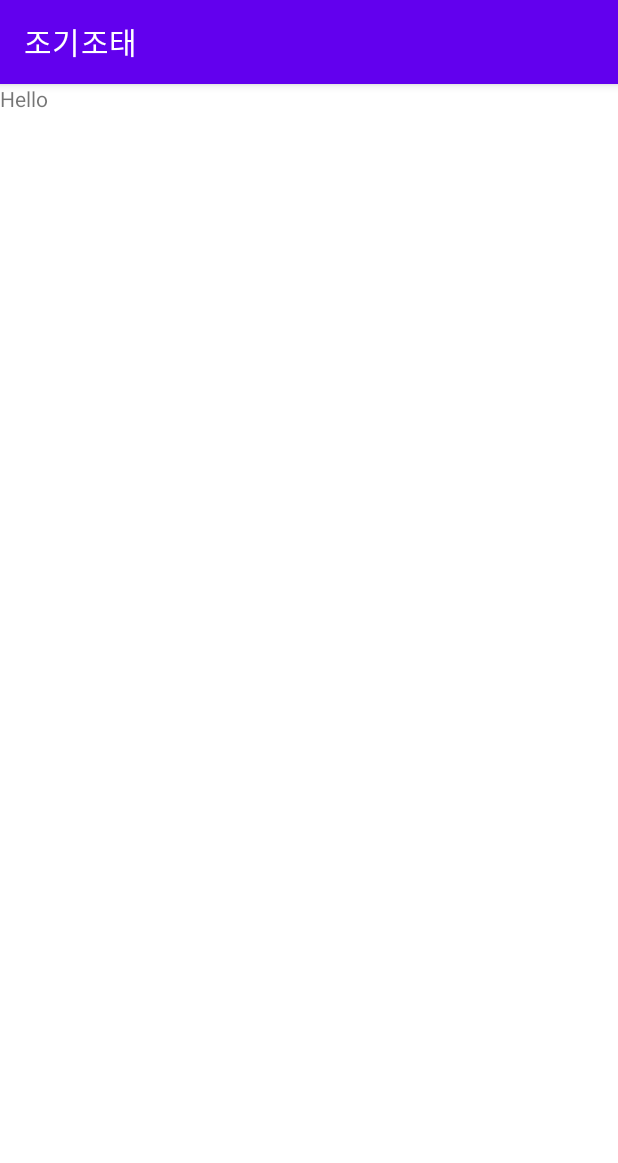
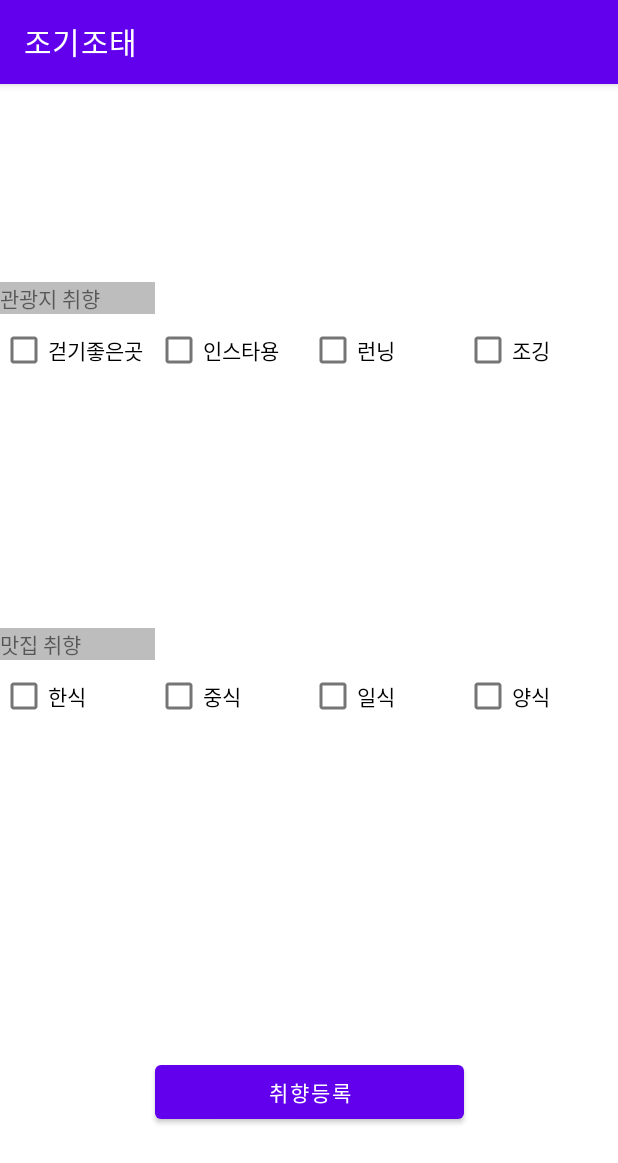
Before and after one commit to Jaeyong1114/jogijotae, an Android app: the User_interest screen opened directly, with no data from a screen before it, on a phone screen of 412 x 824 dp. Shown: the top 1163 px of the screen. Run offline under Robolectric (Android 15) with nearby library versions, the phone set to English and light mode, and no system bars; our stand-ins replace Firebase (no records; nobody signed in at launch, a user with empty details on screens opened directly).

Commit message:
인터레스트

```diff
--- a/app/src/main/java/com/examples/jogijotae/Naver_information.java
+++ b/app/src/main/java/com/examples/jogijotae/Naver_information.java
@@ -70,6 +70,11 @@ public class Naver_information extends AppCompatActivity {
                             public void onSuccess(Void aVoid) {
                                 startToast("회원정보 등록을 성공하였습니다.");
                                 Intent intent = new Intent(Naver_information.this, User_interest.class);
+                                intent.putExtra("email", email);
+                                intent.putExtra("birthyear", birthyear);
+                                intent.putExtra("gender", gender);
+                                intent.putExtra("name", name);
+                                intent.putExtra("mobile", mobile);
                                 startActivity(intent);
                             }
                         })
--- a/app/src/main/java/com/examples/jogijotae/User_interest.java
+++ b/app/src/main/java/com/examples/jogijotae/User_interest.java
@@ -1,14 +1,108 @@
 package com.examples.jogijotae;
 
+import androidx.annotation.NonNull;
 import androidx.appcompat.app.AppCompatActivity;
 
+import android.content.Intent;
 import android.os.Bundle;
+import android.util.Log;
+import android.view.View;
+import android.widget.Button;
+import android.widget.CheckBox;
+import android.widget.Toast;
 
-public class User_interest extends AppCompatActivity {
+import com.google.android.gms.tasks.OnFailureListener;
+import com.google.android.gms.tasks.OnSuccessListener;
+import com.google.firebase.auth.FirebaseAuth;
+import com.google.firebase.auth.FirebaseUser;
+import com.google.firebase.firestore.FirebaseFirestore;
+
+public class User_interest extends AppCompatActivity implements View.OnClickListener {
+
+    private static final String TAG = "User_interest";
+
+    CheckBox UI_check_place01, UI_check_place02, UI_check_place03, UI_check_place04;
+    CheckBox UI_check_restarant01, UI_check_restarant02, UI_check_restarant03, UI_check_restarant04;
+    Button UI_btn;
 
     @Override
     protected void onCreate(Bundle savedInstanceState) {
         super.onCreate(savedInstanceState);
         setContentView(R.layout.user_interest);
+
+        UI_check_place01 = findViewById(R.id.UI_check_place01);
+        UI_check_place02 = findViewById(R.id.UI_check_place02);
+        UI_check_place03 = findViewById(R.id.UI_check_place03);
+        UI_check_place04 = findViewById(R.id.UI_check_place04);
+
+        UI_check_restarant01 = findViewById(R.id.UI_check_restarant01);
+        UI_check_restarant02 = findViewById(R.id.UI_check_restarant02);
+        UI_check_restarant03 = findViewById(R.id.UI_check_restarant03);
+        UI_check_restarant04 = findViewById(R.id.UI_check_restarant04);
+
+        UI_btn = findViewById(R.id.UI_btn);
+        UI_btn.setOnClickListener(this);
+    }
+
+    @Override
+    public void onClick(View v) {
+        FirebaseUser user = FirebaseAuth.getInstance().getCurrentUser();
+        FirebaseFirestore db = FirebaseFirestore.getInstance();
+
+        Intent data_recevie = getIntent();
+
+        String email = data_recevie.getStringExtra("email");
+        String name = data_recevie.getStringExtra("name");
+        String birthyear = data_recevie.getStringExtra("birthyear");
+        String gender = data_recevie.getStringExtra("gender");
+        String mobile = data_recevie.getStringExtra("mobile");
+
+        String place01, place02, place03, place04, restarant01, restarant02, restarant03, restarant04 = "";
+
+            place01 = UI_check_place01.getText().toString();
+
+
+            place02 = UI_check_place02.getText().toString();
+
+
+            place03 = UI_check_place03.getText().toString();
+
+
+            place04 = UI_check_place04.getText().toString();
+
+
+            restarant01 = UI_check_restarant01.getText().toString();
+
+
+            restarant02 = UI_check_restarant02.getText().toString();
+
+
+            restarant03 = UI_check_restarant03.getText().toString();
+
+
+            restarant04 = UI_check_restarant04.getText().toString();
+
+
+        Interest Interest = new Interest(place01, place02, place03, place04, restarant01, restarant02, restarant03, restarant04, name, gender, birthyear, mobile);
+        db.collection("users").document(email).set(Interest)
+                .addOnSuccessListener(new OnSuccessListener<Void>() {
+
+                    @Override
+                    public void onSuccess(Void aVoid) {
+                        startToast("회원정보 등록을 성공하였습니다.");
+                        Intent intent = new Intent(User_interest.this, User_interest.class);
+                        startActivity(intent);
+                    }
+                })
+                .addOnFailureListener(new OnFailureListener() {
+                    @Override
+                    public void onFailure(@NonNull Exception e) {
+                        startToast("회원정보 등록에 실패하였습니다.");
+                        Log.w(TAG, "Error writing document", e);
+                    }
+                });
+    }
+    private void startToast(String msg){
+        Toast.makeText(this, msg, Toast.LENGTH_SHORT).show();
     }
 }
--- a/app/src/main/java/com/examples/jogijotae/naver_login.java
+++ b/app/src/main/java/com/examples/jogijotae/naver_login.java
@@ -2,7 +2,6 @@ package com.examples.jogijotae;
 
 public class naver_login {
     String name;
-
     String gender;
     String birthyear;
     String mobile;
@@ -16,10 +15,6 @@ public class naver_login {
     public void setName(String name) {
         this.name = name;
     }
-
-
-
-
 
     public String getGender() {
         return gender;
@@ -47,7 +42,6 @@ public class naver_login {
 
     public naver_login(String name,  String gender, String birthyear, String mobile) {
         this.name = name;
-
         this.gender = gender;
         this.birthyear = birthyear;
         this.mobile = mobile;
--- a/app/src/main/res/layout/user_interest.xml
+++ b/app/src/main/res/layout/user_interest.xml
@@ -6,11 +6,148 @@
     android:layout_height="match_parent"
     tools:context=".User_interest">
 
+    <androidx.constraintlayout.widget.Guideline
+        android:id="@+id/guideline1"
+        android:layout_width="wrap_content"
+        android:layout_height="wrap_content"
+        android:orientation="horizontal"
+        app:layout_constraintGuide_percent="0.20" />
+
+    <androidx.constraintlayout.widget.Guideline
+        android:id="@+id/guideline2"
+        android:layout_width="wrap_content"
+        android:layout_height="wrap_content"
+        android:orientation="vertical"
+        app:layout_constraintGuide_percent="0.25" />
+
+    <androidx.constraintlayout.widget.Guideline
+        android:id="@+id/guideline3"
+        android:layout_width="wrap_content"
+        android:layout_height="wrap_content"
+        android:orientation="vertical"
+        app:layout_constraintGuide_percent="0.50" />
+
+    <androidx.constraintlayout.widget.Guideline
+        android:id="@+id/guideline4"
+        android:layout_width="wrap_content"
+        android:layout_height="wrap_content"
+        android:orientation="vertical"
+        app:layout_constraintGuide_percent="0.75" />
+
+    <androidx.constraintlayout.widget.Guideline
+        android:id="@+id/guideline5"
+        android:layout_width="wrap_content"
+        android:layout_height="wrap_content"
+        android:orientation="horizontal"
+        app:layout_constraintGuide_percent="0.50" />
+
+    <androidx.constraintlayout.widget.Guideline
+        android:id="@+id/guideline6"
+        android:layout_width="wrap_content"
+        android:layout_height="wrap_content"
+        android:orientation="horizontal"
+        app:layout_constraintGuide_percent="0.75" />
+
+    <CheckBox
+        android:id="@+id/UI_check_place01"
+        android:layout_width="0dp"
+        android:layout_height="wrap_content"
+        android:text="걷기좋은곳"
+        app:layout_constraintEnd_toStartOf="@+id/guideline2"
+        app:layout_constraintStart_toStartOf="parent"
+        app:layout_constraintTop_toTopOf="@+id/guideline1" />
+
+    <CheckBox
+        android:id="@+id/UI_check_place02"
+        android:layout_width="0dp"
+        android:layout_height="wrap_content"
+        android:text="인스타용"
+        app:layout_constraintEnd_toStartOf="@+id/guideline3"
+        app:layout_constraintStart_toStartOf="@+id/guideline2"
+        app:layout_constraintTop_toTopOf="@+id/guideline1" />
+
+    <CheckBox
+        android:id="@+id/UI_check_place03"
+        android:layout_width="0dp"
+        android:layout_height="wrap_content"
+        android:text="런닝"
+        app:layout_constraintEnd_toStartOf="@+id/guideline4"
+        app:layout_constraintStart_toStartOf="@+id/guideline3"
+        app:layout_constraintTop_toTopOf="@+id/guideline1" />
+
+    <CheckBox
+        android:id="@+id/UI_check_place04"
+        android:layout_width="0dp"
+        android:layout_height="wrap_content"
+        android:text="조깅"
+        app:layout_constraintEnd_toEndOf="parent"
+        app:layout_constraintStart_toStartOf="@+id/guideline4"
+        app:layout_constraintTop_toTopOf="@+id/guideline1" />
+
+    <CheckBox
+        android:id="@+id/UI_check_restarant01"
+        android:layout_width="0dp"
+        android:layout_height="wrap_content"
+        android:text="한식"
+        app:layout_constraintEnd_toStartOf="@+id/guideline2"
+        app:layout_constraintStart_toStartOf="parent"
+        app:layout_constraintTop_toTopOf="@+id/guideline5" />
+
+    <CheckBox
+        android:id="@+id/UI_check_restarant02"
+        android:layout_width="0dp"
+        android:layout_height="wrap_content"
+        android:text="중식"
+        app:layout_constraintEnd_toStartOf="@+id/guideline3"
+        app:layout_constraintStart_toStartOf="@+id/guideline2"
+        app:layout_constraintTop_toTopOf="@+id/guideline5" />
+
+    <CheckBox
+        android:id="@+id/UI_check_restarant03"
+        android:layout_width="0dp"
+        android:layout_height="wrap_content"
+        android:text="일식"
+        app:layout_constraintEnd_toStartOf="@+id/guideline4"
+        app:layout_constraintStart_toStartOf="@+id/guideline3"
+        app:layout_constraintTop_toTopOf="@+id/guideline5" />
+
+    <CheckBox
+        android:id="@+id/UI_check_restarant04"
+        android:layout_width="0dp"
+        android:layout_height="wrap_content"
+        android:text="양식"
+        app:layout_constraintEnd_toEndOf="parent"
+        app:layout_constraintStart_toStartOf="@+id/guideline4"
+        app:layout_constraintTop_toTopOf="@+id/guideline5" />
+
+    <Button
+        android:id="@+id/UI_btn"
+        android:layout_width="0dp"
+        android:layout_height="wrap_content"
+        android:text="취향등록"
+        app:layout_constraintBottom_toBottomOf="parent"
+        app:layout_constraintEnd_toStartOf="@+id/guideline4"
+        app:layout_constraintStart_toStartOf="@+id/guideline2"
+        app:layout_constraintTop_toTopOf="@+id/guideline6" />
+
     <TextView
         android:id="@+id/textView"
-        android:layout_width="wrap_content"
+        android:layout_width="0dp"
         android:layout_height="wrap_content"
-        android:text="Hello"
-        app:layout_constraintStart_toStartOf="parent"
-        app:layout_constraintTop_toTopOf="parent" />
+        android:background="#BDBDBD"
+        android:text="관광지 취향"
+        app:layout_constraintBottom_toTopOf="@+id/guideline1"
+        app:layout_constraintEnd_toStartOf="@+id/guideline2"
+        app:layout_constraintStart_toStartOf="parent" />
+
+    <TextView
+        android:id="@+id/textView3"
+        android:layout_width="0dp"
+        android:layout_height="wrap_content"
+        android:background="#BDBDBD"
+        android:text="맛집 취향"
+        app:layout_constraintBottom_toTopOf="@+id/guideline5"
+        app:layout_constraintEnd_toStartOf="@+id/guideline2"
+        app:layout_constraintStart_toStartOf="parent" />
+
 </androidx.constraintlayout.widget.ConstraintLayout>
```
Also changed, not shown: app/src/main/java/com/examples/jogijotae/Interest.java (added, +125 -0 lines).
